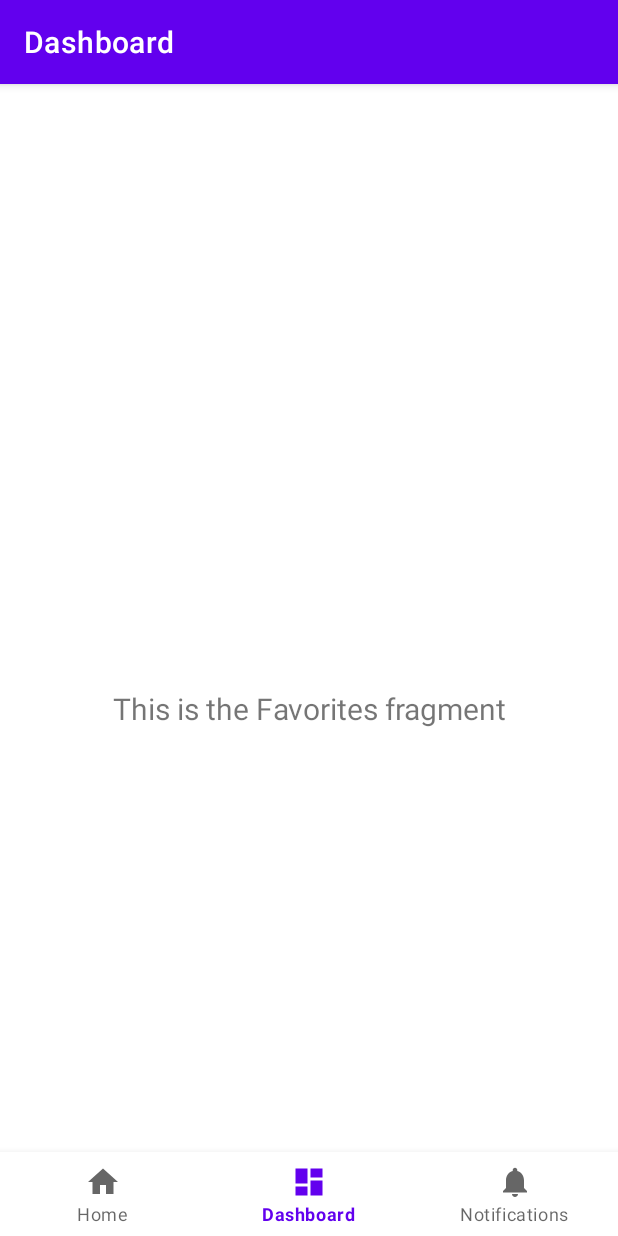
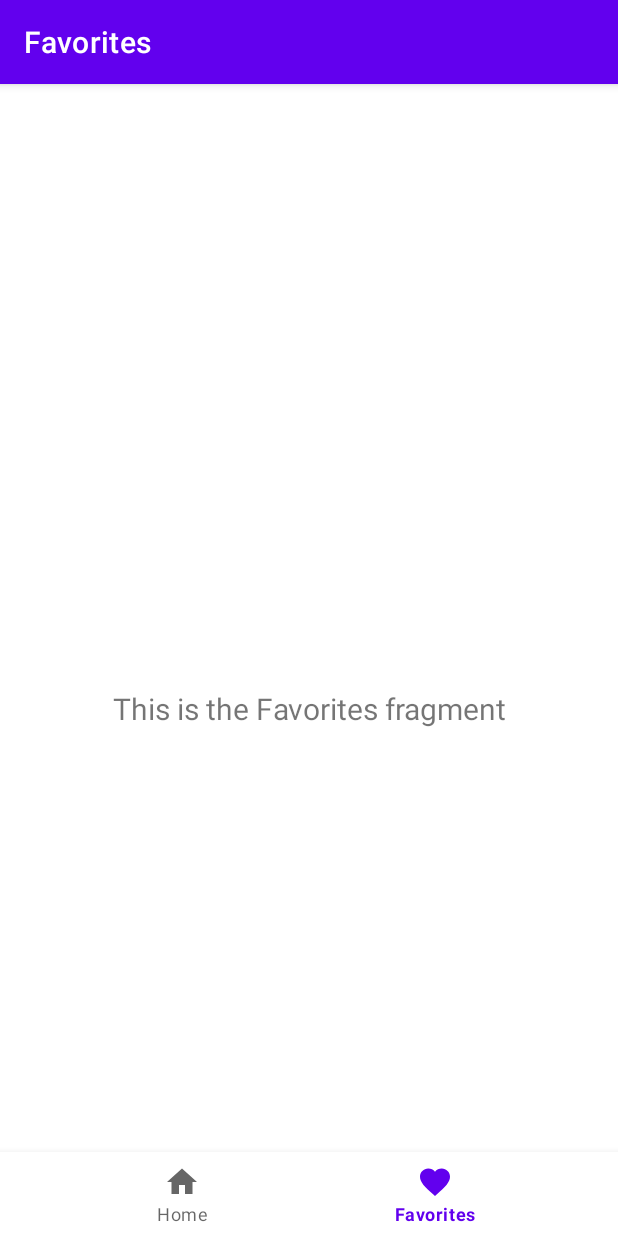
Before and after one commit to LRE323/MovieBuddy, an Android app: the FavoritesFragment screen opened through its navigation route, on a phone screen of 412 x 824 dp. Run offline under Robolectric (Android 15) with nearby library versions, the phone set to English and light mode, and no system bars; our stand-ins replace navigation-ui.

Commit message:
Added Home and Favorites tabs, bottom navigation

```diff
--- a/app/build.gradle
+++ b/app/build.gradle
@@ -32,6 +32,7 @@ android {
     }
     buildFeatures {
         viewBinding true
+        dataBinding true
     }
 }
 
--- a/app/src/main/java/com/luisruiz/moviebuddy/MainActivity.kt
+++ b/app/src/main/java/com/luisruiz/moviebuddy/MainActivity.kt
@@ -1,12 +1,12 @@
 package com.luisruiz.moviebuddy
 
 import android.os.Bundle
-import com.google.android.material.bottomnavigation.BottomNavigationView
 import androidx.appcompat.app.AppCompatActivity
 import androidx.navigation.findNavController
 import androidx.navigation.ui.AppBarConfiguration
 import androidx.navigation.ui.setupActionBarWithNavController
 import androidx.navigation.ui.setupWithNavController
+import com.google.android.material.bottomnavigation.BottomNavigationView
 import com.luisruiz.moviebuddy.databinding.ActivityMainBinding
 
 class MainActivity : AppCompatActivity() {
@@ -27,7 +27,7 @@ class MainActivity : AppCompatActivity() {
         // menu should be considered as top level destinations.
         val appBarConfiguration = AppBarConfiguration(
             setOf(
-                R.id.navigation_home, R.id.navigation_dashboard, R.id.navigation_notifications
+                R.id.navigation_home, R.id.navigation_favorites
             )
         )
         setupActionBarWithNavController(navController, appBarConfiguration)
--- a/app/src/main/java/com/luisruiz/moviebuddy/ui/dashboard/DashboardViewModel.kt
+++ /dev/null
@@ -1,13 +0,0 @@
-package com.luisruiz.moviebuddy.ui.dashboard
-
-import androidx.lifecycle.LiveData
-import androidx.lifecycle.MutableLiveData
-import androidx.lifecycle.ViewModel
-
-class DashboardViewModel : ViewModel() {
-
-    private val _text = MutableLiveData<String>().apply {
-        value = "This is dashboard Fragment"
-    }
-    val text: LiveData<String> = _text
-}
--- a/app/src/main/java/com/luisruiz/moviebuddy/ui/dashboard/DashboardFragment.kt
+++ b/app/src/main/java/com/luisruiz/moviebuddy/ui/dashboard/FavoritesFragment.kt
@@ -4,16 +4,13 @@ import android.os.Bundle
 import android.view.LayoutInflater
 import android.view.View
 import android.view.ViewGroup
-import android.widget.TextView
 import androidx.fragment.app.Fragment
-import androidx.lifecycle.Observer
 import androidx.lifecycle.ViewModelProvider
-import com.luisruiz.moviebuddy.R
 import com.luisruiz.moviebuddy.databinding.FragmentFavoritesBinding
 
-class DashboardFragment : Fragment() {
+class FavoritesFragment : Fragment() {
 
-    private lateinit var dashboardViewModel: DashboardViewModel
+    private lateinit var favoritesViewModel: FavoritesViewModel
     private var _binding: FragmentFavoritesBinding? = null
 
     // This property is only valid between onCreateView and
@@ -25,8 +22,8 @@ class DashboardFragment : Fragment() {
         container: ViewGroup?,
         savedInstanceState: Bundle?
     ): View? {
-        dashboardViewModel =
-            ViewModelProvider(this).get(DashboardViewModel::class.java)
+        favoritesViewModel =
+            ViewModelProvider(this).get(FavoritesViewModel::class.java)
 
         _binding = FragmentFavoritesBinding.inflate(inflater, container, false)
         val root: View = binding.root
--- a/app/src/main/java/com/luisruiz/moviebuddy/ui/notifications/NotificationsViewModel.kt
+++ b/app/src/main/java/com/luisruiz/moviebuddy/ui/dashboard/FavoritesViewModel.kt
@@ -1,13 +1,13 @@
-package com.luisruiz.moviebuddy.ui.notifications
+package com.luisruiz.moviebuddy.ui.dashboard
 
 import androidx.lifecycle.LiveData
 import androidx.lifecycle.MutableLiveData
 import androidx.lifecycle.ViewModel
 
-class NotificationsViewModel : ViewModel() {
+class FavoritesViewModel : ViewModel() {
 
     private val _text = MutableLiveData<String>().apply {
-        value = "This is notifications Fragment"
+        value = "This is dashboard Fragment"
     }
     val text: LiveData<String> = _text
 }
--- /dev/null
+++ b/app/src/main/res/drawable/ic_baseline_favorite_24.xml
@@ -0,0 +1,10 @@
+<vector xmlns:android="http://schemas.android.com/apk/res/android"
+    android:width="24dp"
+    android:height="24dp"
+    android:viewportWidth="24"
+    android:viewportHeight="24"
+    android:tint="?attr/colorControlNormal">
+  <path
+      android:fillColor="@android:color/white"
+      android:pathData="M12,21.35l-1.45,-1.32C5.4,15.36 2,12.28 2,8.5 2,5.42 4.42,3 7.5,3c1.74,0 3.41,0.81 4.5,2.09C13.09,3.81 14.76,3 16.5,3 19.58,3 22,5.42 22,8.5c0,3.78 -3.4,6.86 -8.55,11.54L12,21.35z"/>
+</vector>
--- a/app/src/main/res/drawable/ic_dashboard_black_24dp.xml
+++ /dev/null
@@ -1,9 +0,0 @@
-<vector xmlns:android="http://schemas.android.com/apk/res/android"
-    android:width="24dp"
-    android:height="24dp"
-    android:viewportWidth="24.0"
-    android:viewportHeight="24.0">
-    <path
-        android:fillColor="#FF000000"
-        android:pathData="M3,13h8L11,3L3,3v10zM3,21h8v-6L3,15v6zM13,21h8L21,11h-8v10zM13,3v6h8L21,3h-8z" />
-</vector>
--- a/app/src/main/res/drawable/ic_notifications_black_24dp.xml
+++ /dev/null
@@ -1,9 +0,0 @@
-<vector xmlns:android="http://schemas.android.com/apk/res/android"
-    android:width="24dp"
-    android:height="24dp"
-    android:viewportWidth="24.0"
-    android:viewportHeight="24.0">
-    <path
-        android:fillColor="#FF000000"
-        android:pathData="M12,22c1.1,0 2,-0.9 2,-2h-4c0,1.1 0.89,2 2,2zM18,16v-5c0,-3.07 -1.64,-5.64 -4.5,-6.32L13.5,4c0,-0.83 -0.67,-1.5 -1.5,-1.5s-1.5,0.67 -1.5,1.5v0.68C7.63,5.36 6,7.92 6,11v5l-2,2v1h16v-1l-2,-2z" />
-</vector>
--- a/app/src/main/res/layout/fragment_favorites.xml
+++ b/app/src/main/res/layout/fragment_favorites.xml
@@ -4,7 +4,7 @@
     xmlns:tools="http://schemas.android.com/tools"
     android:layout_width="match_parent"
     android:layout_height="match_parent"
-    tools:context=".ui.dashboard.DashboardFragment">
+    tools:context=".ui.dashboard.FavoritesFragment">
 
     <TextView
         android:id="@+id/tvFavorites"
--- a/app/src/main/res/menu/bottom_nav_menu.xml
+++ b/app/src/main/res/menu/bottom_nav_menu.xml
@@ -7,13 +7,8 @@
         android:title="@string/title_home" />
 
     <item
-        android:id="@+id/navigation_dashboard"
-        android:icon="@drawable/ic_dashboard_black_24dp"
-        android:title="@string/title_dashboard" />
-
-    <item
-        android:id="@+id/navigation_notifications"
-        android:icon="@drawable/ic_notifications_black_24dp"
-        android:title="@string/title_notifications" />
+        android:id="@+id/navigation_favorites"
+        android:icon="@drawable/ic_baseline_favorite_24"
+        android:title="@string/title_favorites" />
 
 </menu>
--- a/app/src/main/res/navigation/mobile_navigation.xml
+++ b/app/src/main/res/navigation/mobile_navigation.xml
@@ -12,14 +12,9 @@
         tools:layout="@layout/fragment_home" />
 
     <fragment
-        android:id="@+id/navigation_dashboard"
-        android:name="com.luisruiz.moviebuddy.ui.dashboard.DashboardFragment"
-        android:label="@string/title_dashboard"
+        android:id="@+id/navigation_favorites"
+        android:name="com.luisruiz.moviebuddy.ui.dashboard.FavoritesFragment"
+        android:label="@string/title_favorites"
         tools:layout="@layout/fragment_favorites" />
 
-    <fragment
-        android:id="@+id/navigation_notifications"
-        android:name="com.luisruiz.moviebuddy.ui.notifications.NotificationsFragment"
-        android:label="@string/title_notifications"
-        tools:layout="@layout/fragment_notifications" />
 </navigation>
--- a/app/src/main/res/values/strings.xml
+++ b/app/src/main/res/values/strings.xml
@@ -1,7 +1,6 @@
 <resources>
     <string name="app_name">Movie Buddy</string>
     <string name="title_home">Home</string>
-    <string name="title_dashboard">Dashboard</string>
-    <string name="title_notifications">Notifications</string>
+    <string name="title_favorites">Favorites</string>
     <string name="tvFavorites">This is the Favorites fragment</string>
 </resources>
--- a/build.gradle
+++ b/build.gradle
@@ -6,7 +6,7 @@ buildscript {
         mavenCentral()
     }
     dependencies {
-        classpath "com.android.tools.build:gradle:4.2.1"
+        classpath "com.android.tools.build:gradle:4.2.2"
         classpath "org.jetbrains.kotlin:kotlin-gradle-plugin:$kotlin_version"
 
         // NOTE: Do not place your application dependencies here; they belong
```
Also changed, not shown: app/src/main/java/com/luisruiz/moviebuddy/ui/notifications/NotificationsFragment.kt (deleted, +0 -45 lines), app/src/main/res/layout/fragment_notifications.xml (deleted, +0 -22 lines).
